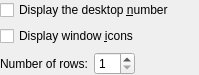
The window that plasma/applets/pager/pagerConfig.ui (mgottschlag/kwin-tiling) describes before a commit, drawn with Qt 5.
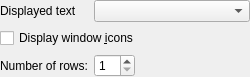
The same window after the commit.

Commit message: patch from Rafał Miłecki as proposed on mailing list and approved by Aaron and Jeremy - thanks for your contribution :)

```diff
--- a/plasma/applets/pager/pagerConfig.ui
+++ b/plasma/applets/pager/pagerConfig.ui
@@ -5,7 +5,7 @@
    <rect>
     <x>0</x>
     <y>0</y>
-    <width>199</width>
+    <width>250</width>
     <height>52</height>
    </rect>
   </property>
@@ -16,25 +16,19 @@
    <string>Configure Pager</string>
   </property>
   <layout class="QGridLayout" >
-   <property name="leftMargin" >
+   <property name="margin" >
     <number>0</number>
    </property>
-   <property name="topMargin" >
-    <number>0</number>
-   </property>
-   <property name="rightMargin" >
-    <number>0</number>
-   </property>
-   <property name="bottomMargin" >
-    <number>0</number>
-   </property>
-   <item row="0" column="0" colspan="3" >
-    <widget class="QCheckBox" name="showDesktopNumberCheckBox" >
+   <item row="0" column="0" >
+    <widget class="QLabel" name="labelText" >
      <property name="text" >
-      <string>Display the desktop &amp;number</string>
+      <string>Displayed text</string>
      </property>
     </widget>
    </item>
+   <item row="0" column="1" colspan="2" >
+    <widget class="QComboBox" name="displayedTextComboBox" />
+   </item>
    <item row="1" column="0" colspan="3" >
     <widget class="QCheckBox" name="showWindowIconsCheckBox" >
      <property name="text" >
```
The commit also changes 2 other files.
